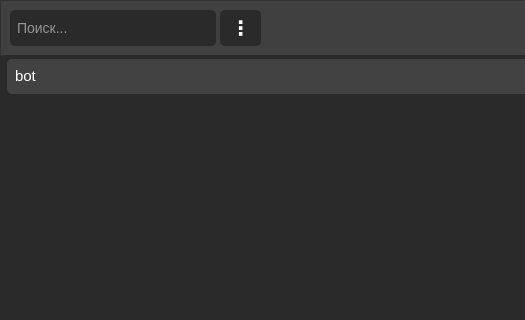
Before: the Qt Designer form mainwindow/mainwindow.ui in b0shka/selling_apps, drawn with Qt 5; both pictures show x 0 to 525 and y 0 to 320 of the 668 by 428 pixel window.
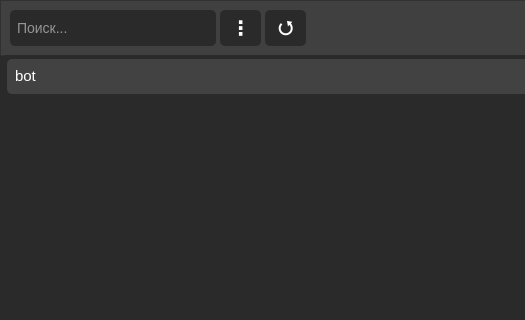
After: the same form once the commit is applied.

```diff
--- a/mainwindow/mainwindow.ui
+++ b/mainwindow/mainwindow.ui
@@ -156,6 +156,40 @@
       <string>⋮</string>
      </property>
     </widget>
+    <widget class="QPushButton" name="pushButton_4">
+     <property name="geometry">
+      <rect>
+       <x>265</x>
+       <y>10</y>
+       <width>41</width>
+       <height>36</height>
+      </rect>
+     </property>
+     <property name="font">
+      <font>
+       <pointsize>-1</pointsize>
+       <weight>75</weight>
+       <italic>false</italic>
+       <bold>true</bold>
+      </font>
+     </property>
+     <property name="styleSheet">
+      <string notr="true">QPushButton {
+	padding-top: 4px;
+	font-size: 18px;
+	height: 28px;
+	color: white;
+	background-color: #2a2a2a;
+	border-radius: 5px;
+}
+QPushButton::hover {
+	background-color: #949494;
+}</string>
+     </property>
+     <property name="text">
+      <string>⭯</string>
+     </property>
+    </widget>
    </widget>
    <widget class="QListWidget" name="listWidget">
     <property name="geometry">
```
